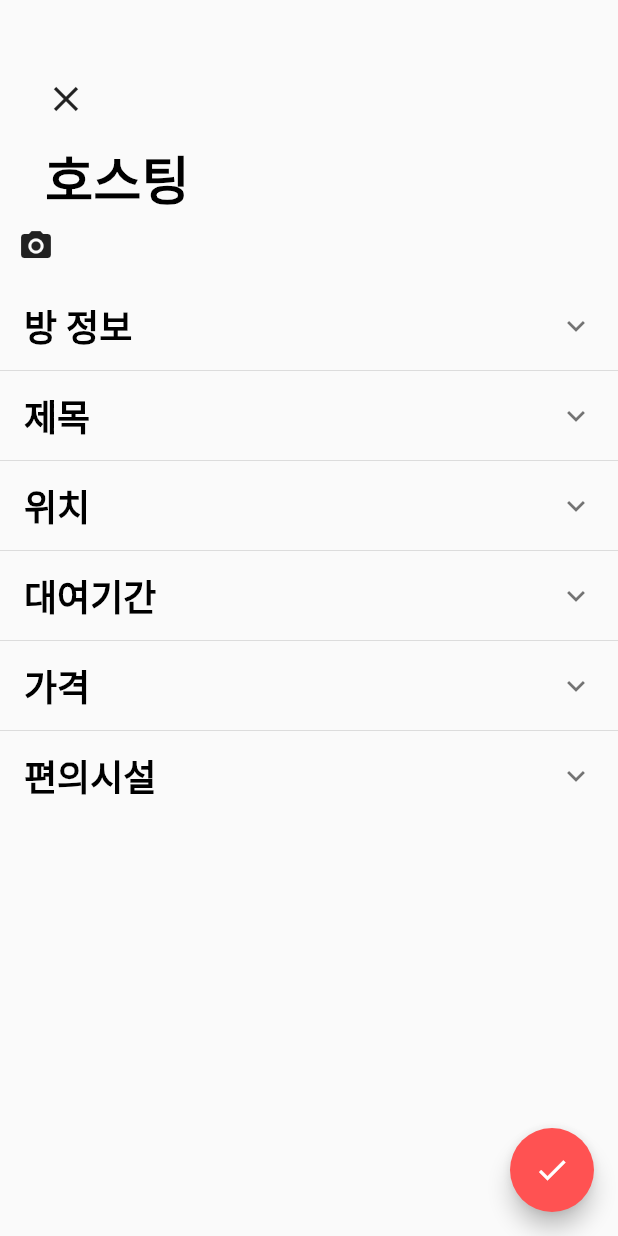
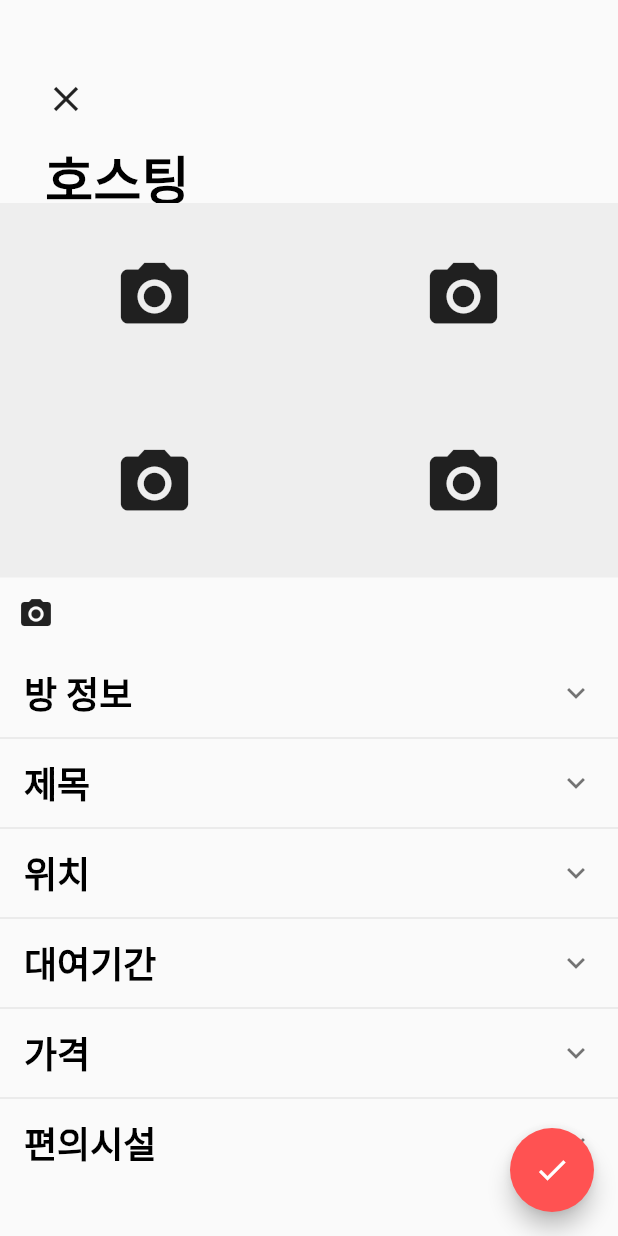
Before and after one commit to KwonYeseong/moAppProject, a Flutter app: the addHosting screen opened directly, after a tap on the "camera alt" icon, on a phone screen of 412 x 824 dp. Run offline on Flutter 3.47's test engine with Material 2 defaults, Android fonts, the phone set to English and light mode, and no system bars; our stand-ins replace firebase_auth, google_sign_in, image_picker, numberpicker; missing offline and left inert: flutter_cupertino_date_picker; accounts and stored records are empty; network calls fail.

Commit message:
edit addHost

```diff
--- a/lib/addHost.dart
+++ b/lib/addHost.dart
@@ -17,7 +17,7 @@ class addHostingState extends State<addHosting> with TickerProviderStateMixin {
   TextStyle titleStyle = new TextStyle(fontSize: 24.0, fontWeight: FontWeight.bold, color: Colors.black);
 
   //ImagePicker
-  File _livingroomImgae;
+  File _livingroomImage;
   var _livingroomTemp;
   File _bedroomImage_1;
   var _bedroomTemp_1;
@@ -187,44 +187,72 @@ class addHostingState extends State<addHosting> with TickerProviderStateMixin {
     });
   }
 
-  Future getImage(File saveImage, var tempImage) async {
-    tempImage = await ImagePicker.pickImage(source: ImageSource.gallery);
+  Future getLvingroomImage() async {
+    _livingroomTemp = await ImagePicker.pickImage(source: ImageSource.gallery);
 
     setState(() {
-      saveImage = tempImage;
+      _livingroomImage = _livingroomTemp;
+    });
+  }
+  Future getBedroom1Image() async {
+    _bedroomTemp_1 = await ImagePicker.pickImage(source: ImageSource.gallery);
+
+    setState(() {
+      _bedroomImage_1 = _bedroomTemp_1;
+    });
+  }
+  Future getBedroom2Image() async {
+    _bedroomTemp_2 = await ImagePicker.pickImage(source: ImageSource.gallery);
+
+    setState(() {
+      _bedroomImage_2 = _bedroomTemp_2;
+    });
+  }
+  Future getBathroomImage() async {
+    _bathroomTemp = await ImagePicker.pickImage(source: ImageSource.gallery);
+
+    setState(() {
+      _bathroomImage= _bathroomTemp;
     });
   }
 
   _previewImage() {
-    TabController imagesController = TabController(length: 3, vsync: this);
     return Container(
-      //width: MediaQuery.of(context).size.width,
-      height: MediaQuery.of(context).size.height / 4,
-      child: Center(
-        child: DefaultTabController(
-          length: 3,
-          child: Stack(
+      height: 250.0,
+      color: Colors.grey[200],
+      child: Row(
+        children: <Widget>[
+          Column(
             children: <Widget>[
-              TabBarView(
-                controller: imagesController,
-                children: <Widget>[
-                  Image.network('http://newsimg.hankookilbo.com/2017/12/06/201712060419390897_1.jpg'),
-                  Image.network('http://junggun.co.kr/wp-content/uploads/2017/03/cropped-maxresdefault.jpg'),
-                  Image.network('https://media1.s-nbcnews.com/j/newscms/2018_30/1355945/home-exterior-today-180726-tease_3f99937c609d875fece6a12af1594bd9.fit-560w.jpg')
-                ],
+              Container(
+                  width: MediaQuery.of(context).size.width/2,
+                  height: 125.0,
+                  child: _livingroomImage == null ? IconButton(icon: Icon(Icons.camera_alt), onPressed: getLvingroomImage, iconSize: 54.0) : Image.file(_livingroomImage, fit: BoxFit.fill),
               ),
               Container(
-                alignment: FractionalOffset(0.5, 0.95),
-                child: TabPageSelector(
-                  controller: imagesController,
-                  selectedColor: Colors.black,
-                  color: Colors.white,
-                ),
-              )
+                  width: MediaQuery.of(context).size.width/2,
+                  height: 125.0,
+                  child: _bedroomImage_1 == null ? IconButton(icon: Icon(Icons.camera_alt), onPressed: getBedroom1Image, iconSize: 54.0) : Image.file(_bedroomTemp_1, fit: BoxFit.fill),
+              ),
             ],
           ),
-        ),
+          Column(
+            children: <Widget>[
+              Container(
+                  width: MediaQuery.of(context).size.width/2,
+                  height: 125.0,
+                  child: _bedroomImage_2 == null ? IconButton(icon: Icon(Icons.camera_alt), onPressed: getBedroom2Image, iconSize: 54.0) : Image.file(_bedroomTemp_2, fit: BoxFit.fill),
+              ),
+              Container(
+                  width: MediaQuery.of(context).size.width/2,
+                  height: 125.0,
+                  child: _bathroomImage == null ? IconButton(icon: Icon(Icons.camera_alt), onPressed: getBathroomImage, iconSize: 54.0) : Image.file(_bathroomTemp, fit: BoxFit.fill),
+              ),
+            ],
+          )
+        ],
       ),
+
     );
   }
 
@@ -621,7 +649,7 @@ class addHostingState extends State<addHosting> with TickerProviderStateMixin {
           child: Column(
             children: <Widget>[
               Container( //빨간부분
-                  height: 140.0,
+                  height: 135.0,
                   width: MediaQuery.of(context).size.width,
                   //color: Colors.redAccent,
                   child: Row(
@@ -641,10 +669,10 @@ class addHostingState extends State<addHosting> with TickerProviderStateMixin {
                   )
               ),
               Container(
-                height: MediaQuery.of(context).size.height - 140.0,
+                height: MediaQuery.of(context).size.height - 135.0,
                 child: ListView(
                   children: <Widget>[
-                    //_previewImage(),
+                    _previewImage(),
                     Row(
                       crossAxisAlignment: CrossAxisAlignment.end,
                       children: <Widget>[
```
Also changed, not shown: 1 other file.
